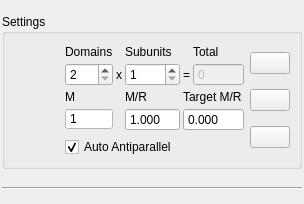
Before: the Qt Designer form ui/panels/domains/panel.ui in NATuG3/NATuG3, drawn with Qt 5.
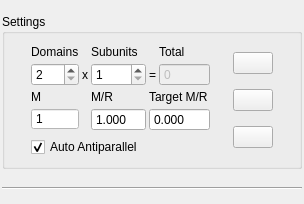
After: the same form once the commit is applied.

Commit message: Even spacing

Diff of the .ui file:
```diff
--- a/ui/panels/domains/panel.ui
+++ b/ui/panels/domains/panel.ui
@@ -260,20 +260,7 @@
         </property>
        </widget>
       </item>
-      <item row="1" column="0">
-       <spacer name="horizontalSpacer">
-        <property name="orientation">
-         <enum>Qt::Horizontal</enum>
-        </property>
-        <property name="sizeHint" stdset="0">
-         <size>
-          <width>40</width>
-          <height>20</height>
-         </size>
-        </property>
-       </spacer>
-      </item>
-      <item row="1" column="7" rowspan="2">
+      <item row="1" column="8" rowspan="2">
        <layout class="QVBoxLayout" name="verticalLayout_2">
         <item>
          <widget class="QPushButton" name="update_table_button">
@@ -303,6 +290,12 @@
         </item>
         <item>
          <widget class="QPushButton" name="load_domains_button">
+          <property name="sizePolicy">
+           <sizepolicy hsizetype="Fixed" vsizetype="Fixed">
+            <horstretch>0</horstretch>
+            <verstretch>0</verstretch>
+           </sizepolicy>
+          </property>
           <property name="text">
            <string/>
           </property>
@@ -310,6 +303,45 @@
         </item>
        </layout>
       </item>
+      <item row="1" column="0">
+       <spacer name="horizontalSpacer">
+        <property name="orientation">
+         <enum>Qt::Horizontal</enum>
+        </property>
+        <property name="sizeHint" stdset="0">
+         <size>
+          <width>40</width>
+          <height>20</height>
+         </size>
+        </property>
+       </spacer>
+      </item>
+      <item row="1" column="9">
+       <spacer name="horizontalSpacer_2">
+        <property name="orientation">
+         <enum>Qt::Horizontal</enum>
+        </property>
+        <property name="sizeHint" stdset="0">
+         <size>
+          <width>40</width>
+          <height>20</height>
+         </size>
+        </property>
+       </spacer>
+      </item>
+      <item row="1" column="7">
+       <spacer name="horizontalSpacer_3">
+        <property name="orientation">
+         <enum>Qt::Horizontal</enum>
+        </property>
+        <property name="sizeHint" stdset="0">
+         <size>
+          <width>40</width>
+          <height>20</height>
+         </size>
+        </property>
+       </spacer>
+      </item>
      </layout>
     </widget>
    </item>
```
